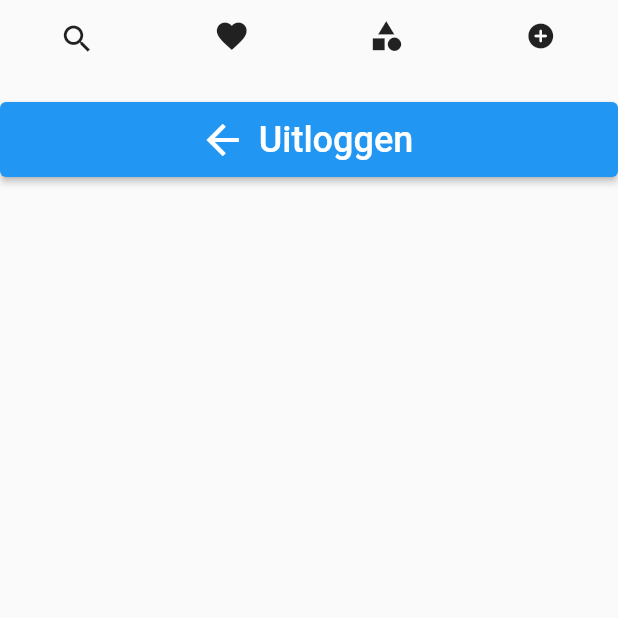
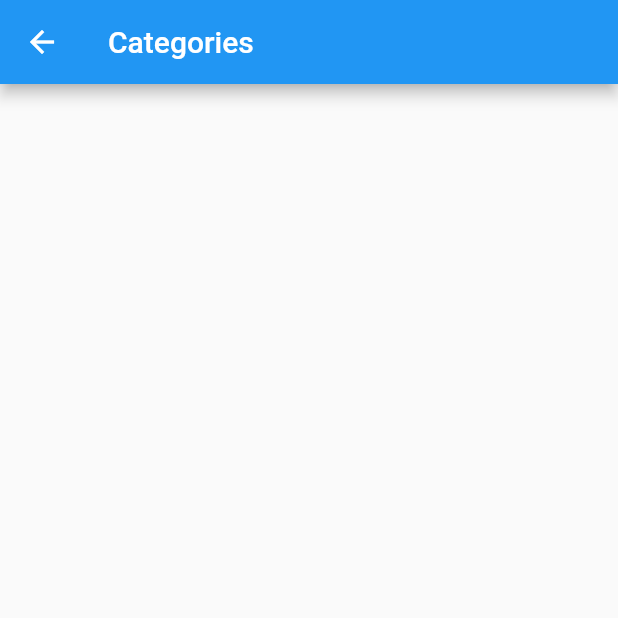
Before and after one commit to Hengselman/flutter_recepten_app, a Flutter app: the screen it shows once a user with an empty profile is signed in, after a tap on the "category" icon, on a phone screen of 412 x 824 dp, the top half of it. Run offline on Flutter 3.47's test engine with Material 2 defaults, Android fonts, the light colour scheme and no system bars; our stand-ins replace email_validator, firebase_auth, firebase_core, firebase_database, firebase_storage, image_picker; accounts and stored records are empty.

Commit message:
Added categoriespage, categories table in database

```diff
--- a/lib/homepage2.dart
+++ b/lib/homepage2.dart
@@ -3,6 +3,7 @@
 import 'package:flutter/material.dart';
 import 'package:flutter_recepten_app/add_recipe.dart';
 import 'package:firebase_auth/firebase_auth.dart';
+import 'show_categories.dart';
 
 class MyHomePage extends StatefulWidget {
   @override
@@ -20,6 +21,8 @@ class HomePage2 extends State<MyHomePage> {
 
   @override
   Widget build(BuildContext context) {
+    bool isPhone = MediaQuery.of(context).size.shortestSide < 600;
+
     return GestureDetector(
       onTap: () {
         if (searchState == SearchState.visible) {
@@ -29,7 +32,10 @@ class HomePage2 extends State<MyHomePage> {
         }
       },
       child: Scaffold(
-        body: Column(
+        body: SafeArea(
+          child: Stack(
+            children: [
+              Column(
                 children: [
                   AnimatedCrossFade(
                     duration: Duration(milliseconds: 300),
@@ -43,13 +49,12 @@ class HomePage2 extends State<MyHomePage> {
                             onTapDown: (_) {
                               setState(() {
                                 iconSize = 0.0;
-                          searchState =
-                              SearchState.visible; // Shrink the icon size
+                                searchState = SearchState.visible;
                               });
                             },
                             onTapUp: (_) {
                               setState(() {
-                          iconSize = 20.0; // Restore the original icon size
+                                iconSize = 20.0;
                               });
                             },
                             child: AnimatedContainer(
@@ -76,8 +81,12 @@ class HomePage2 extends State<MyHomePage> {
                           child: IconButton(
                             icon: Icon(Icons.category),
                             onPressed: () {
-                        // Functionality for the categories button
-                        // Navigate to the categories page
+                              Navigator.push(
+                                context,
+                                MaterialPageRoute(
+                                    builder: (context) =>
+                                        ShowCategoriesScreen()),
+                              );
                             },
                           ),
                         ),
@@ -104,16 +113,13 @@ class HomePage2 extends State<MyHomePage> {
                     ),
                     secondChild: Container(
                       height: 48.0,
-                color: Colors.grey[
-                    200], // Customize the background color of the search bar
+                      color: Colors.grey[200],
                       padding: EdgeInsets.symmetric(horizontal: 16.0),
                       child: TextField(
                         decoration: InputDecoration(
                           hintText: 'Enter your search',
                           border: InputBorder.none,
                         ),
-                  // Handle the search functionality here
-                  // You can use onChanged, onSubmitted, or a search button
                       ),
                     ),
                   ),
@@ -122,19 +128,18 @@ class HomePage2 extends State<MyHomePage> {
                   // Show picture of food and make it clickable.
 
                   SizedBox(height: 20),
-            ElevatedButton.icon(
-              style: ElevatedButton.styleFrom(
-                minimumSize: Size.fromHeight(50),
+                ],
               ),
-              icon: Icon(Icons.arrow_back, size: 32),
-              label: Text(
-                'Uitloggen',
-                style: TextStyle(fontSize: 24),
-              ),
+              Positioned(
+                bottom: 16,
+                right: 16,
+                child: IconButton(
+                  icon: Icon(Icons.logout),
                   onPressed: () => FirebaseAuth.instance.signOut(),
                 ),
-            // Rest of your screen content
+              ),
             ],
+          ),
         ),
       ),
     );
--- /dev/null
+++ b/lib/show_categories.dart
@@ -0,0 +1,89 @@
+import 'package:flutter/material.dart';
+import 'package:firebase_database/firebase_database.dart';
+
+class Category {
+  final String name;
+  final String imageUrl;
+
+  Category({required this.name, required this.imageUrl});
+}
+
+class ShowCategoriesScreen extends StatefulWidget {
+  @override
+  _ShowCategoriesScreenState createState() => _ShowCategoriesScreenState();
+}
+
+class _ShowCategoriesScreenState extends State<ShowCategoriesScreen> {
+  List<Category> categories = [];
+
+  @override
+  void initState() {
+    super.initState();
+    _loadCategories();
+  }
+
+  Future<void> _loadCategories() async {
+    final databaseReference = FirebaseDatabase.instance.ref();
+    final categoriesSnapshot =
+        await databaseReference.child('categories').once();
+
+    final dynamic data = categoriesSnapshot.snapshot.value;
+    if (data is List) {
+      final List<Category> loadedCategories = [];
+      data.forEach((categoryData) {
+        final category = Category(
+          name: categoryData['name'],
+          imageUrl: categoryData['imageUrl'],
+        );
+        loadedCategories.add(category);
+      });
+
+      setState(() {
+        categories = loadedCategories;
+      });
+    }
+  }
+
+  @override
+  Widget build(BuildContext context) {
+    return Scaffold(
+      appBar: AppBar(
+        title: Text('Categories'),
+      ),
+      body: GridView.builder(
+        gridDelegate: SliverGridDelegateWithFixedCrossAxisCount(
+          crossAxisCount: 2,
+          crossAxisSpacing: 10,
+          mainAxisSpacing: 10,
+        ),
+        itemCount: categories.length,
+        itemBuilder: (context, index) {
+          return GestureDetector(
+            onTap: () {
+              // Handle category selection
+              // Navigate to category details page or perform other actions
+            },
+            child: Card(
+              child: Column(
+                mainAxisAlignment: MainAxisAlignment.center,
+                children: [
+                  Image.network(
+                    categories[index].imageUrl,
+                    width: 100,
+                    height: 100,
+                    fit: BoxFit.cover,
+                  ),
+                  SizedBox(height: 8),
+                  Text(
+                    categories[index].name,
+                    style: TextStyle(fontSize: 16),
+                  ),
+                ],
+              ),
+            ),
+          );
+        },
+      ),
+    );
+  }
+}
```
Also changed, not shown: lib/all_categories.dart (deleted). Lines whose indentation alone changed are shown as unchanged.
